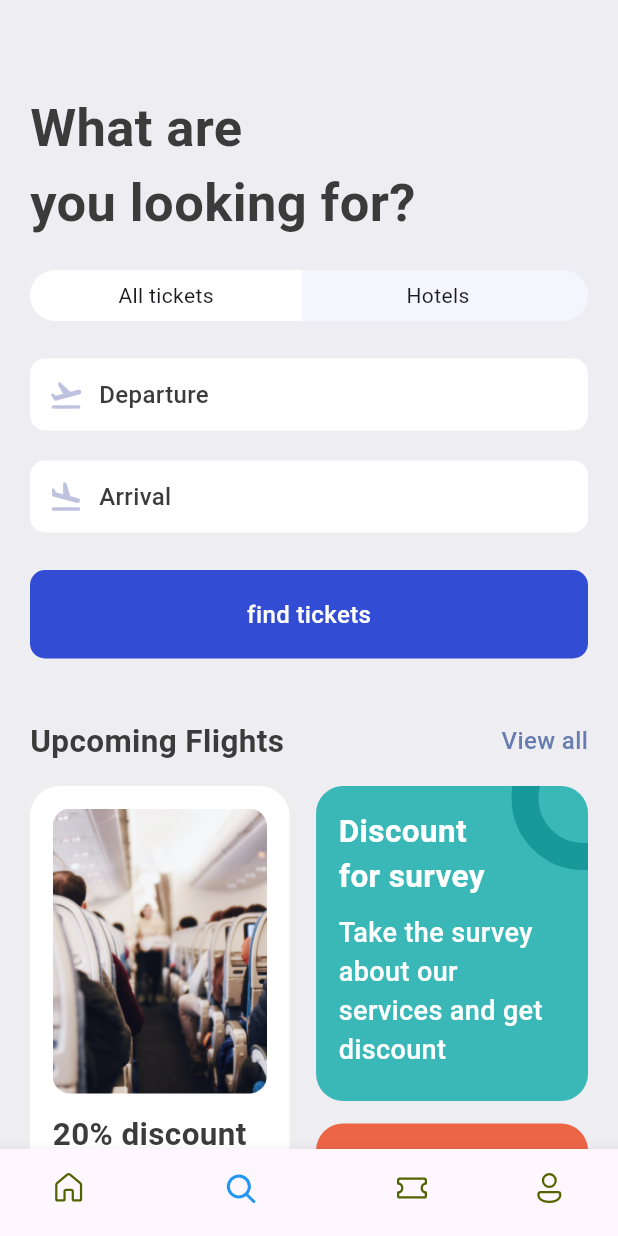
After one commit to eyassud/ticket_app, a Flutter app: the screen it shows after launch, item 2 of the bottom bar chosen, on a phone screen of 412 x 824 dp. The commit adds this screen. Run offline on Flutter 3.47's test engine with Material 3 defaults, Android fonts, the phone set to English and light mode, and no system bars; our stand-ins replace fluentui_icons.

Commit message:
Section 15 completed.

```diff
--- a/lib/base/bottom_nav_bar.dart
+++ b/lib/base/bottom_nav_bar.dart
@@ -1,6 +1,8 @@
 import 'package:fluentui_icons/fluentui_icons.dart';
 import 'package:flutter/material.dart';
-import 'package:ticket_app/screens/home_screen.dart';
+import 'package:ticket_app/screens/home/home_screen.dart';
+
+import '../screens/search/search_screen.dart';
 
 class BottomNavBar extends StatefulWidget {
   const BottomNavBar({super.key});
@@ -12,7 +14,7 @@ class BottomNavBar extends StatefulWidget {
 class _BottomNavBarState extends State<BottomNavBar> {
   final appScreens = [
     const HomeScreen(),
-    const Center(child: Text("Search")),
+    const SearchScreen(),
     const Center(child: Text("Tickets")),
     const Center(child: Text("Profile"))
   ];
--- a/lib/base/res/media.dart
+++ b/lib/base/res/media.dart
@@ -2,4 +2,5 @@ class AppMedia {
   static const _baseImage = 'assets/images';
   static const logo = '$_baseImage/logo.png';
   static const hotelRoom = '$_baseImage/hotel_room.png';
+  static const planeSit = '$_baseImage/plane_sit.jpg';
 }
--- a/lib/base/res/styles/app_styles.dart
+++ b/lib/base/res/styles/app_styles.dart
@@ -9,6 +9,9 @@ class AppStyles {
   static Color ticketBlue = const Color(0xff526799);
   static Color ticketOrange = const Color(0xfff9a826);
   static Color kakiColor = const Color(0xFFd2bdb6);
+  static Color planeColor = const Color(0xFFBFC2DF);
+  static Color findTicketColor = const Color(0xD91130ce);
+  static Color circleColor = const Color(0xFF189999);
 
   static TextStyle textStyle =
       TextStyle(fontSize: 16, fontWeight: FontWeight.w500, color: textColor);
--- a/lib/main.dart
+++ b/lib/main.dart
@@ -1,6 +1,6 @@
 import 'package:flutter/material.dart';
 import 'package:ticket_app/base/bottom_nav_bar.dart';
-import 'package:ticket_app/screens/all_tickets.dart';
+import 'package:ticket_app/screens/home/all_tickets.dart';
 
 import 'base/utils/app_routes.dart';
 
--- a/lib/screens/home_screen.dart
+++ b/lib/screens/home/home_screen.dart
@@ -8,7 +8,7 @@ import 'package:ticket_app/base/utils/all_json.dart';
 import 'package:ticket_app/base/utils/app_routes.dart';
 import 'package:ticket_app/base/widgets/app_double_text.dart';
 import 'package:ticket_app/base/widgets/ticket_view.dart';
-import 'package:ticket_app/screens/widgets/hotel.dart';
+import 'package:ticket_app/screens/home/widgets/hotel.dart';
 
 class HomeScreen extends StatelessWidget {
   const HomeScreen({super.key});
@@ -31,7 +31,7 @@ class HomeScreen extends StatelessWidget {
                       Column(
                         crossAxisAlignment: CrossAxisAlignment.start,
                         children: [
-                          Text("Good morning", style: AppStyles.headLineStyle3),
+                          Text("Good morning!", style: AppStyles.headLineStyle3),
                           const SizedBox(
                             height: 5,
                           ),
--- /dev/null
+++ b/lib/screens/search/search_screen.dart
@@ -0,0 +1,65 @@
+import 'package:flutter/material.dart';
+import 'package:ticket_app/base/res/styles/app_styles.dart';
+import 'package:ticket_app/base/utils/app_routes.dart';
+import 'package:ticket_app/base/widgets/app_double_text.dart';
+import 'package:ticket_app/screens/search/widgets/app_text_icon.dart';
+import 'package:ticket_app/screens/search/widgets/app_ticket_tabs.dart';
+import 'package:ticket_app/screens/search/widgets/find_tickets.dart';
+import 'package:ticket_app/screens/search/widgets/ticket_promotion.dart';
+
+class SearchScreen extends StatelessWidget {
+  const SearchScreen({super.key});
+
+  @override
+  Widget build(BuildContext context) {
+    return Scaffold(
+      backgroundColor: AppStyles.bgColor,
+      body: ListView(
+        padding: const EdgeInsets.symmetric(horizontal: 20, vertical: 20),
+        children: [
+          const SizedBox(
+            height: 40,
+          ),
+          Text(
+            "What are\nyou looking for?",
+            style: AppStyles.headLineStyle1.copyWith(fontSize: 35),
+          ),
+          const SizedBox(
+            height: 20,
+          ),
+          const AppTicketTabs(),
+          const SizedBox(
+            height: 25,
+          ),
+          const AppTextIcon(
+            icon: Icons.flight_takeoff_rounded,
+            text: "Departure",
+          ),
+          const SizedBox(
+            height: 20,
+          ),
+          const AppTextIcon(
+            icon: Icons.flight_land_rounded,
+            text: "Arrival",
+          ),
+          const SizedBox(
+            height: 25,
+          ),
+          const FindTickets(),
+          const SizedBox(
+            height: 40,
+          ),
+          AppDoubleText(
+            bigText: 'Upcoming Flights',
+            smallText: 'View all',
+            func: () => Navigator.pushNamed(context, AppRoutes.allTickets),
+          ),
+          const SizedBox(
+            height: 15,
+          ),
+          const TicketPromotion(),
+        ],
+      ),
+    );
+  }
+}
--- /dev/null
+++ b/lib/screens/search/widgets/app_text_icon.dart
@@ -0,0 +1,27 @@
+import 'package:flutter/cupertino.dart';
+import 'package:flutter/material.dart';
+import 'package:ticket_app/base/res/styles/app_styles.dart';
+
+class AppTextIcon extends StatelessWidget {
+  final IconData icon;
+  final String text;
+  const AppTextIcon({super.key, required this.icon, required this.text});
+
+  @override
+  Widget build(BuildContext context) {
+    return Container(
+      padding: const EdgeInsets.symmetric(vertical: 12, horizontal: 12),
+      decoration: BoxDecoration(
+        borderRadius: BorderRadius.circular(10),
+        color: Colors.white
+      ),
+      child: Row(
+        children: [
+          Icon(icon, color: AppStyles.planeColor,),
+          const SizedBox(width: 10,),
+          Text(text, style: AppStyles.textStyle,)
+        ],
+      ),
+    );
+  }
+}
--- /dev/null
+++ b/lib/screens/search/widgets/app_ticket_tabs.dart
@@ -0,0 +1,54 @@
+import 'package:flutter/material.dart';
+
+class AppTicketTabs extends StatelessWidget {
+  const AppTicketTabs({super.key});
+
+  @override
+  Widget build(BuildContext context) {
+    final size = MediaQuery.of(context).size;
+
+    return Container(
+      decoration: BoxDecoration(
+        color: const Color(0xFFF4F6FD),
+        borderRadius: BorderRadius.circular(50),
+      ),
+      child: const Row(
+        children: [
+          AppTabs(tabText: 'All tickets'),
+          AppTabs(
+            tabText: 'Hotels',
+            tabBorder: true,
+            tabColor: true,
+          )
+        ],
+      ),
+    );
+  }
+}
+
+class AppTabs extends StatelessWidget {
+  const AppTabs(
+      {super.key,
+      this.tabText = '',
+      this.tabBorder = false,
+      this.tabColor = false});
+  final String tabText;
+  final bool tabBorder;
+  final bool tabColor;
+
+  @override
+  Widget build(BuildContext context) {
+    final size = MediaQuery.of(context).size;
+
+    return Container(
+      padding: const EdgeInsets.symmetric(vertical: 7),
+      width: size.width * .44,
+      decoration: BoxDecoration(
+          color: tabColor == false ? Colors.white : Colors.transparent,
+          borderRadius: tabBorder == false
+              ? const BorderRadius.horizontal(left: Radius.circular(50))
+              : const BorderRadius.horizontal(right: Radius.circular(50))),
+      child: Center(child: Text(tabText)),
+    );
+  }
+}
--- /dev/null
+++ b/lib/screens/search/widgets/find_tickets.dart
@@ -0,0 +1,23 @@
+import 'package:flutter/cupertino.dart';
+import 'package:flutter/material.dart';
+import 'package:ticket_app/base/res/styles/app_styles.dart';
+
+class FindTickets extends StatelessWidget {
+  const FindTickets({super.key});
+
+  @override
+  Widget build(BuildContext context) {
+    return Container(
+      padding: const EdgeInsets.symmetric(vertical: 18, horizontal: 18),
+      decoration: BoxDecoration(
+          borderRadius: BorderRadius.circular(10),
+          color: AppStyles.findTicketColor),
+      child: Center(
+        child: Text(
+          "find tickets",
+          style: AppStyles.textStyle.copyWith(color: Colors.white),
+        ),
+      ),
+    );
+  }
+}
--- /dev/null
+++ b/lib/screens/search/widgets/ticket_promotion.dart
@@ -0,0 +1,143 @@
+import 'package:flutter/material.dart';
+import 'package:ticket_app/base/res/media.dart';
+import 'package:ticket_app/base/res/styles/app_styles.dart';
+
+class TicketPromotion extends StatelessWidget {
+  const TicketPromotion({super.key});
+
+  @override
+  Widget build(BuildContext context) {
+    final size = MediaQuery.of(context).size;
+
+    return Row(
+      mainAxisAlignment: MainAxisAlignment.spaceBetween,
+      children: [
+        Container(
+            padding: const EdgeInsets.symmetric(horizontal: 15, vertical: 15),
+            width: size.width*.42,
+            height: 435,
+            decoration: BoxDecoration(
+                borderRadius: BorderRadius.circular(20),
+                color: Colors.white,
+                boxShadow: [
+                  BoxShadow(
+                      color: Colors.grey.shade200,
+                      blurRadius: 1,
+                      spreadRadius: 2
+                  )
+                ]
+            ),
+            child: Column(
+              children: [
+                Container(
+                  height: 190,
+                  decoration: BoxDecoration(
+                      borderRadius: BorderRadius.circular(12),
+                      image: const DecorationImage(
+                          fit:BoxFit.cover,
+                          image: AssetImage(
+
+                              AppMedia.planeSit
+                          )
+                      )
+                  ),
+                ),
+                const SizedBox(height: 12,),
+                Text(
+                  "20% discount on the early booking of this flight. Don't miss",
+                  style: AppStyles.headLineStyle2,
+                )
+              ],
+            )
+        ),
+        Column(
+          children: [
+            Stack(
+              children: [
+                Container(
+                  padding: const EdgeInsets.symmetric(vertical: 15, horizontal: 15),
+                  width: size.width*.44,
+                  height: 210,
+                  decoration: BoxDecoration(
+                      color: const Color(0xFF3AB8B8),
+                      borderRadius: BorderRadius.circular(18)
+                  ),
+                  child: Column(
+                    crossAxisAlignment: CrossAxisAlignment.start,
+                    children: [
+                      Text(
+                        "Discount\nfor survey",
+                        style: AppStyles.headLineStyle2.copyWith(
+                            fontWeight: FontWeight.bold,
+                            color: Colors.white
+                        ),
+                      ),
+                      const SizedBox(height: 10,),
+                      Text(
+                        "Take the survey about our services and get discount",
+                        style: AppStyles.headLineStyle2.copyWith(
+                            fontWeight: FontWeight.w500,
+                            color: Colors.white,
+                            fontSize: 18
+                        ),
+                      ),
+                    ],
+                  ),
+                ),
+                Positioned(
+                  right: -45,
+                  top:-40,
+                  child: Container(
+                    padding: const EdgeInsets.all(30),
+                    decoration: BoxDecoration(
+
+                        shape: BoxShape.circle,
+                        border: Border.all(
+                            width: 18, color: AppStyles.circleColor
+                        )
+                    ),
+                  ),
+                )
+              ],
+            ),
+            const SizedBox(height: 15,),
+            Container(
+              padding: const EdgeInsets.symmetric(vertical: 15, horizontal: 15),
+              width: size.width*0.44,
+              height: 210,
+              decoration: BoxDecoration(
+                  color: const Color(0xFFEC6545),
+                  borderRadius: BorderRadius.circular(18)
+              ),
+              child: Column(
+                children: [
+                  Text(
+                    "Take Love",
+                    style: AppStyles.headLineStyle2.copyWith(
+                      color: Colors.white,
+                    ),
+                  ),
+                  RichText(
+                    text: const TextSpan(
+                        children: [
+                          TextSpan(
+                              text:'😍', style: TextStyle(fontSize: 38)
+                          ),
+                          TextSpan(
+                              text:'🥰', style: TextStyle(fontSize: 50)
+                          ),
+                          TextSpan(
+                              text:'😘', style: TextStyle(fontSize: 38)
+                          ),
+                        ]
+                    ),
+                  )
+                ],
+              ),
+            )
+          ],
+        )
+      ],
+    );
+  }
+}
```
Also changed, not shown: lib/screens/home/all_tickets.dart (renamed from lib/screens/all_tickets.dart, +6 -5 lines), lib/screens/home/widgets/hotel.dart (renamed from lib/screens/widgets/hotel.dart).
